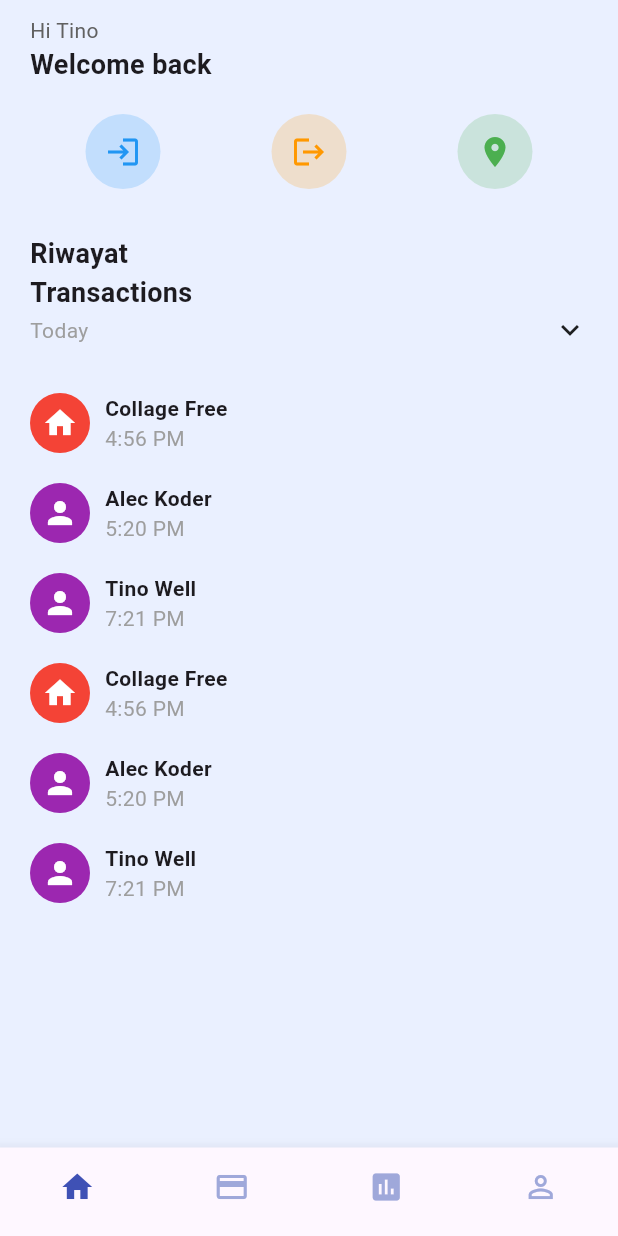
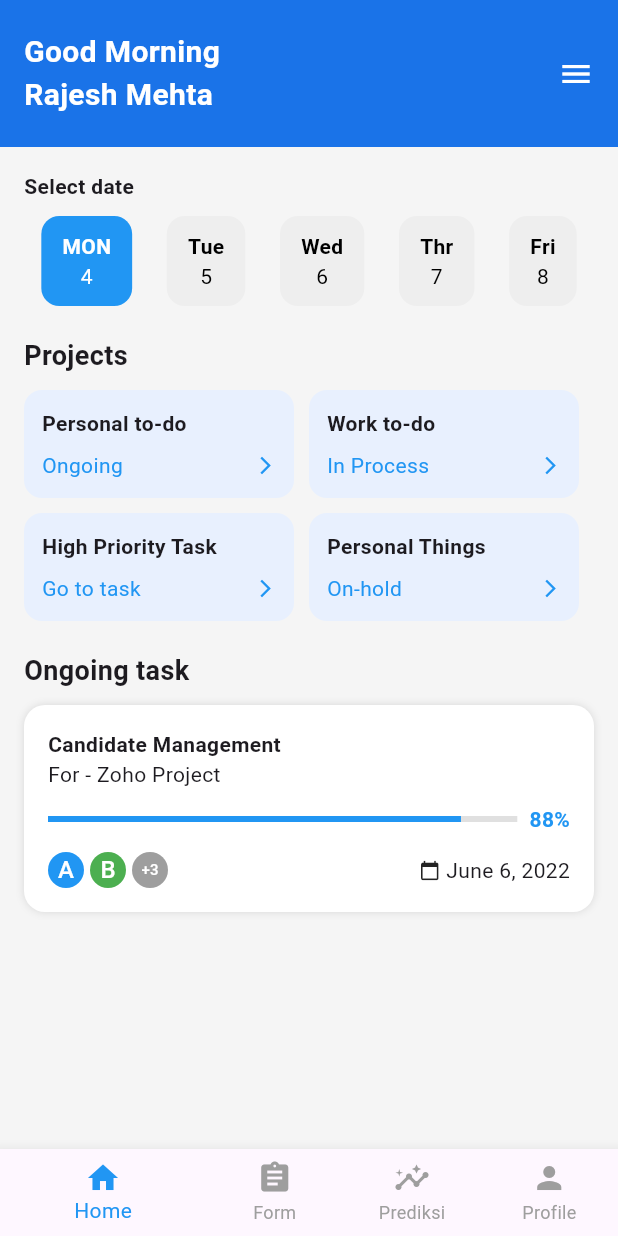
Before and after one commit to PutriMaya22/StaffLink-smartphone, a Flutter app: the screen it shows after launch, after a tap on "Skip", after a tap on "Login", on a phone screen of 412 x 824 dp. Run offline on Flutter 3.47's test engine with Material 3 defaults, Android fonts, the phone set to English and light mode, and no system bars.

Commit message:
update_150525

```diff
--- a/lib/screens/home.dart
+++ b/lib/screens/home.dart
@@ -1,191 +1,166 @@
 import 'package:flutter/material.dart';
-import 'setting_page.dart';
 
-class EmployeeStafflink extends StatefulWidget {
-  const EmployeeStafflink({super.key});
-
-  @override
-  State<EmployeeStafflink> createState() => _EmployeeStafflinkState();
-}
-
-class _EmployeeStafflinkState extends State<EmployeeStafflink> {
-  int _currentIndex = 0;
-
-  void _onTabTapped(int index) {
-    if (index == 3) {
-      Navigator.push(
-        context,
-        MaterialPageRoute(builder: (_) => const SettingsPage()),
-      );
-    } else {
-      setState(() {
-        _currentIndex = index;
-      });
-    }
-  }
+class TaskManagerScreen extends StatelessWidget {
+  const TaskManagerScreen({super.key});
 
   @override
   Widget build(BuildContext context) {
     return Scaffold(
-      backgroundColor: const Color(0xFFEAF0FF),
+      backgroundColor: Colors.grey[100],
       bottomNavigationBar: BottomNavigationBar(
-        selectedItemColor: Colors.indigo,
-        unselectedItemColor: Colors.indigo.shade200,
-        currentIndex: _currentIndex,
-        onTap: _onTabTapped,
-        showSelectedLabels: false,
-        showUnselectedLabels: false,
-        type: BottomNavigationBarType.fixed,
         items: const [
-          BottomNavigationBarItem(icon: Icon(Icons.home), label: ''),
-          BottomNavigationBarItem(icon: Icon(Icons.credit_card), label: ''),
-          BottomNavigationBarItem(icon: Icon(Icons.insert_chart), label: ''),
-          BottomNavigationBarItem(icon: Icon(Icons.person_outline), label: ''),
+          BottomNavigationBarItem(icon: Icon(Icons.home), label: 'Home'),
+          BottomNavigationBarItem(icon: Icon(Icons.assignment), label: 'Form'),
+          BottomNavigationBarItem(
+            icon: Icon(Icons.insights),
+            label: 'Prediksi',
+          ),
+          BottomNavigationBarItem(icon: Icon(Icons.person), label: 'Profile'),
+        ],
+        selectedItemColor: Colors.blue,
+        unselectedItemColor: Colors.grey,
+        showUnselectedLabels: true,
+      ),
+      body: SafeArea(
+        child: Column(
+          children: [
+            Container(
+              padding: const EdgeInsets.symmetric(horizontal: 16, vertical: 20),
+              color: const Color(0xFF1A73E8),
+              child: Row(
+                mainAxisAlignment: MainAxisAlignment.spaceBetween,
+                children: const [
+                  Text(
+                    'Good Morning\nRajesh Mehta',
+                    style: TextStyle(
+                      color: Colors.white,
+                      fontSize: 20,
+                      fontWeight: FontWeight.bold,
+                    ),
+                  ),
+                  Icon(Icons.menu, color: Colors.white),
                 ],
               ),
-      body: SafeArea(
-        child: Padding(
-          padding: const EdgeInsets.symmetric(horizontal: 20.0, vertical: 10),
-          child: Column(
-            crossAxisAlignment: CrossAxisAlignment.start,
+            ),
+            Expanded(
+              child: ListView(
+                padding: const EdgeInsets.all(16),
                 children: [
-              // Header
+                  const Text(
+                    "Select date",
+                    style: TextStyle(fontWeight: FontWeight.bold),
+                  ),
+                  const SizedBox(height: 10),
                   Row(
-                mainAxisAlignment: MainAxisAlignment.spaceBetween,
-                children: [
-                  Column(
-                    crossAxisAlignment: CrossAxisAlignment.start,
-                    children: [
-                      Text(
-                        "Hi Tino",
-                        style: TextStyle(color: Colors.grey[700]),
-                      ),
-                      const Text(
-                        "Welcome back",
-                        style: TextStyle(
-                          fontWeight: FontWeight.bold,
-                          fontSize: 18,
-                        ),
-                      ),
-                      // Text(
-                      //   "Hi Tino",
-                      //   style: TextStyle(color: Colors.grey[700]),
-                      // ),
-                      // const Text(
-                      //   "Welcome back",
-                      //   style: TextStyle(
-                      //     fontWeight: FontWeight.bold,
-                      //     fontSize: 18,
-                      //   ),
-                      // ),
-                    ],
-                  ),
-                  // CircleAvatar(
-                  //   backgroundColor: Colors.grey[300],
-                  //   child: const Icon(Icons.notifications_none,
-                  //       color: Color.fromARGB(255, 14, 1, 244)),
-                  // )
+                    mainAxisAlignment: MainAxisAlignment.spaceAround,
+                    children: const [
+                      DateBox(day: 'MON', date: '4', isSelected: true),
+                      DateBox(day: 'Tue', date: '5'),
+                      DateBox(day: 'Wed', date: '6'),
+                      DateBox(day: 'Thr', date: '7'),
+                      DateBox(day: 'Fri', date: '8'),
                     ],
                   ),
                   const SizedBox(height: 20),
-              // Buttons
-              Row(
-                mainAxisAlignment: MainAxisAlignment.spaceAround,
-                children: [
-                  _buildActionButton(Icons.login, Colors.blue),
-                  _buildActionButton(Icons.logout, Colors.orange),
-                  _buildActionButton(Icons.location_on, Colors.green),
-                ],
-              ),
-              const SizedBox(height: 30),
-              // Transactions
                   const Text(
-                "Riwayat",
+                    "Projects",
                     style: TextStyle(fontWeight: FontWeight.bold, fontSize: 18),
                   ),
-              const Text(
-                "Transactions",
-                style: TextStyle(fontWeight: FontWeight.bold, fontSize: 18),
+                  const SizedBox(height: 10),
+                  Wrap(
+                    spacing: 10,
+                    runSpacing: 10,
+                    children: const [
+                      ProjectCard(title: 'Personal to-do', status: 'Ongoing'),
+                      ProjectCard(title: 'Work to-do', status: 'In Process'),
+                      ProjectCard(
+                        title: 'High Priority Task',
+                        status: 'Go to task',
                       ),
-              Row(
-                mainAxisAlignment: MainAxisAlignment.spaceBetween,
-                children: const [
-                  Text("Today", style: TextStyle(color: Colors.grey)),
-                  Icon(Icons.keyboard_arrow_down),
+                      ProjectCard(title: 'Personal Things', status: 'On-hold'),
                     ],
                   ),
                   const SizedBox(height: 20),
-              _buildTransaction(
-                "Collage Free",
-                "4:56 PM",
-                Icons.home,
-                Colors.red,
+                  const Text(
+                    "Ongoing task",
+                    style: TextStyle(fontWeight: FontWeight.bold, fontSize: 18),
                   ),
-              _buildTransaction(
-                "Alec Koder",
-                "5:20 PM",
-                Icons.person,
-                Colors.purple,
+                  const SizedBox(height: 10),
+                  OngoingTaskCard(),
+                ],
               ),
-              _buildTransaction(
-                "Tino Well",
-                "7:21 PM",
-                Icons.person,
-                Colors.purple,
-              ),
-              _buildTransaction(
-                "Collage Free",
-                "4:56 PM",
-                Icons.home,
-                Colors.red,
-              ),
-              _buildTransaction(
-                "Alec Koder",
-                "5:20 PM",
-                Icons.person,
-                Colors.purple,
-              ),
-              _buildTransaction(
-                "Tino Well",
-                "7:21 PM",
-                Icons.person,
-                Colors.purple,
             ),
           ],
         ),
       ),
+    );
+  }
+}
+
+class DateBox extends StatelessWidget {
+  final String day;
+  final String date;
+  final bool isSelected;
+
+  const DateBox({
+    super.key,
+    required this.day,
+    required this.date,
+    this.isSelected = false,
+  });
+
+  @override
+  Widget build(BuildContext context) {
+    return Container(
+      padding: const EdgeInsets.symmetric(horizontal: 14, vertical: 10),
+      decoration: BoxDecoration(
+        color: isSelected ? Colors.blue : Colors.grey[200],
+        borderRadius: BorderRadius.circular(12),
+      ),
+      child: Column(
+        children: [
+          Text(
+            day,
+            style: TextStyle(
+              fontWeight: FontWeight.bold,
+              color: isSelected ? Colors.white : Colors.black,
+            ),
+          ),
+          Text(
+            date,
+            style: TextStyle(color: isSelected ? Colors.white : Colors.black),
+          ),
+        ],
       ),
     );
   }
-
-  Widget _buildActionButton(IconData icon, Color color) {
-    return CircleAvatar(
-      radius: 25,
-      backgroundColor: color.withOpacity(0.2),
-      child: Icon(icon, color: color),
-    );
 }
 
-  Widget _buildTransaction(
-    String name,
-    String time,
-    IconData icon,
-    Color iconColor,
-  ) {
-    return Padding(
-      padding: const EdgeInsets.symmetric(vertical: 10),
-      child: Row(
-        children: [
-          CircleAvatar(
-            backgroundColor: iconColor,
-            child: Icon(icon, color: Colors.white),
+class ProjectCard extends StatelessWidget {
+  final String title;
+  final String status;
+
+  const ProjectCard({super.key, required this.title, required this.status});
+
+  @override
+  Widget build(BuildContext context) {
+    return Container(
+      width: (MediaQuery.of(context).size.width - 52) / 2,
+      padding: const EdgeInsets.all(12),
+      decoration: BoxDecoration(
+        color: const Color(0xFFE8F0FE),
+        borderRadius: BorderRadius.circular(12),
       ),
-          const SizedBox(width: 10),
-          Column(
+      child: Column(
         crossAxisAlignment: CrossAxisAlignment.start,
         children: [
-              Text(name, style: const TextStyle(fontWeight: FontWeight.bold)),
-              Text(time, style: const TextStyle(color: Colors.grey)),
+          Text(title, style: const TextStyle(fontWeight: FontWeight.bold)),
+          const SizedBox(height: 8),
+          Row(
+            mainAxisAlignment: MainAxisAlignment.spaceBetween,
+            children: [
+              Text(status, style: const TextStyle(color: Colors.blue)),
+              const Icon(Icons.arrow_forward_ios, size: 14, color: Colors.blue),
             ],
           ),
         ],
@@ -193,3 +168,87 @@ class _EmployeeStafflinkState extends State<EmployeeStafflink> {
     );
   }
 }
+
+class OngoingTaskCard extends StatelessWidget {
+  const OngoingTaskCard({super.key});
+
+  @override
+  Widget build(BuildContext context) {
+    return Container(
+      padding: const EdgeInsets.all(16),
+      decoration: BoxDecoration(
+        color: Colors.white,
+        borderRadius: BorderRadius.circular(14),
+        boxShadow: const [BoxShadow(color: Colors.black12, blurRadius: 4)],
+      ),
+      child: Column(
+        crossAxisAlignment: CrossAxisAlignment.start,
+        children: [
+          const Text(
+            "Candidate Management",
+            style: TextStyle(fontWeight: FontWeight.bold),
+          ),
+          const Text("For - Zoho Project"),
+          const SizedBox(height: 10),
+          Row(
+            children: [
+              Expanded(
+                child: LinearProgressIndicator(
+                  value: 0.88,
+                  backgroundColor: Colors.grey[300],
+                  color: Colors.blue,
+                ),
+              ),
+              const SizedBox(width: 8),
+              const Text(
+                "88%",
+                style: TextStyle(
+                  color: Colors.blue,
+                  fontWeight: FontWeight.bold,
+                ),
+              ),
+            ],
+          ),
+          const SizedBox(height: 12),
+          Row(
+            mainAxisAlignment: MainAxisAlignment.spaceBetween,
+            children: [
+              Row(
+                children: const [
+                  // CircleAvatar without image, with color and text
+                  CircleAvatar(
+                    radius: 12,
+                    backgroundColor: Colors.blue,
+                    child: Text('A', style: TextStyle(color: Colors.white)),
+                  ),
+                  SizedBox(width: 4),
+                  CircleAvatar(
+                    radius: 12,
+                    backgroundColor: Colors.green,
+                    child: Text('B', style: TextStyle(color: Colors.white)),
+                  ),
+                  SizedBox(width: 4),
+                  CircleAvatar(
+                    radius: 12,
+                    backgroundColor: Colors.grey,
+                    child: Text(
+                      '+3',
+                      style: TextStyle(fontSize: 10, color: Colors.white),
+                    ),
+                  ),
+                ],
+              ),
+              const Row(
+                children: [
+                  Icon(Icons.calendar_today, size: 14),
+                  SizedBox(width: 4),
+                  Text("June 6, 2022"),
+                ],
+              ),
+            ],
+          ),
+        ],
+      ),
+    );
+  }
+}
--- a/lib/screens/login.dart
+++ b/lib/screens/login.dart
@@ -1,8 +1,7 @@
 import 'package:flutter/material.dart';
 import 'register.dart';
 import 'forgot_password.dart';
-import 'home.dart';
-// import 'employee_stafflink.dart'; // Import halaman EmployeeStafflink
+import 'home.dart'; // pastikan ini berisi TaskManagerScreen
 
 class LoginPage extends StatelessWidget {
   const LoginPage({super.key});
@@ -15,10 +14,8 @@ class LoginPage extends StatelessWidget {
           padding: const EdgeInsets.symmetric(horizontal: 24.0),
           child: SingleChildScrollView(
             child: Column(
-              mainAxisAlignment: MainAxisAlignment.center,
               children: [
-                // Image.asset('assets/login_img.png', height: 180),
-                // const SizedBox(height: 20),
+                const SizedBox(height: 60),
                 Image.asset(
                   'assets/logo.png',
                   height: 150,
@@ -31,7 +28,7 @@ class LoginPage extends StatelessWidget {
                   style: TextStyle(fontSize: 24, fontWeight: FontWeight.bold),
                 ),
                 const SizedBox(height: 20),
-                TextField(
+                const TextField(
                   decoration: InputDecoration(
                     labelText: "Email",
                     hintText: "Your email id",
@@ -39,7 +36,7 @@ class LoginPage extends StatelessWidget {
                   ),
                 ),
                 const SizedBox(height: 15),
-                TextField(
+                const TextField(
                   obscureText: true,
                   decoration: InputDecoration(
                     labelText: "Password",
@@ -68,13 +65,15 @@ class LoginPage extends StatelessWidget {
                     Navigator.pushReplacement(
                       context,
                       MaterialPageRoute(
-                        builder: (context) => const EmployeeStafflink(),
+                        builder:
+                            (context) =>
+                                const TaskManagerScreen(), // pastikan ini ada di home.dart
                       ),
                     );
                   },
                   style: ElevatedButton.styleFrom(
                     minimumSize: const Size(double.infinity, 45),
-                    backgroundColor: const Color(0xFF001F3F), // Warna navy
+                    backgroundColor: const Color(0xFF001F3F),
                   ),
                   child: const Text("Login"),
                 ),
```
Also changed, not shown: pubspec.yaml (line endings or trailing spaces). Lines whose indentation alone changed are shown as unchanged.
